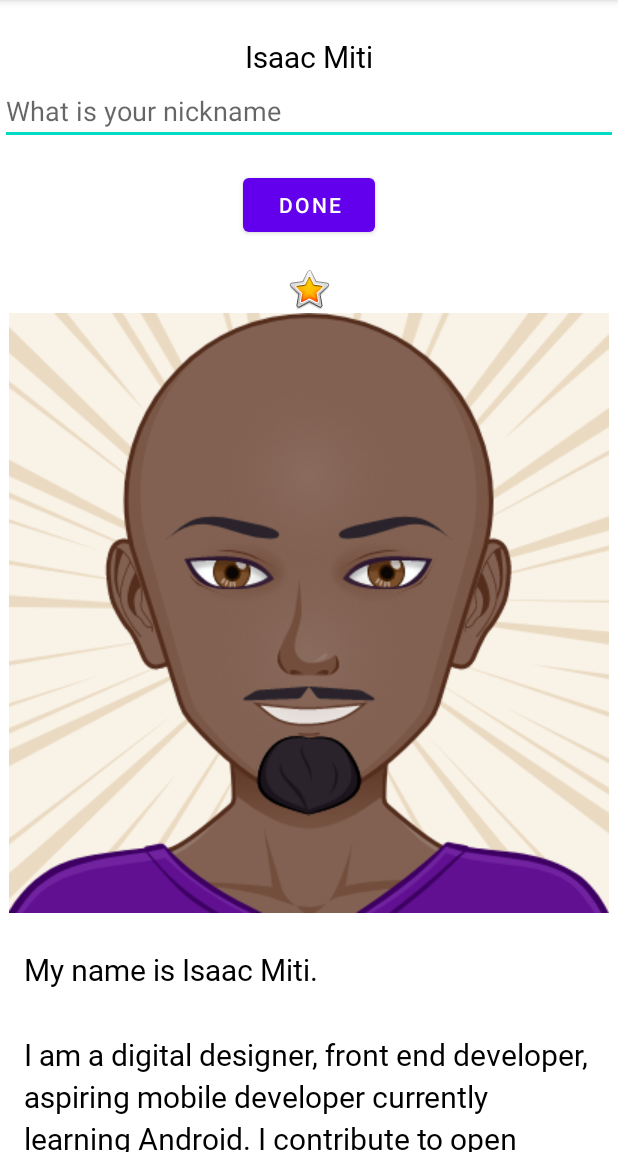
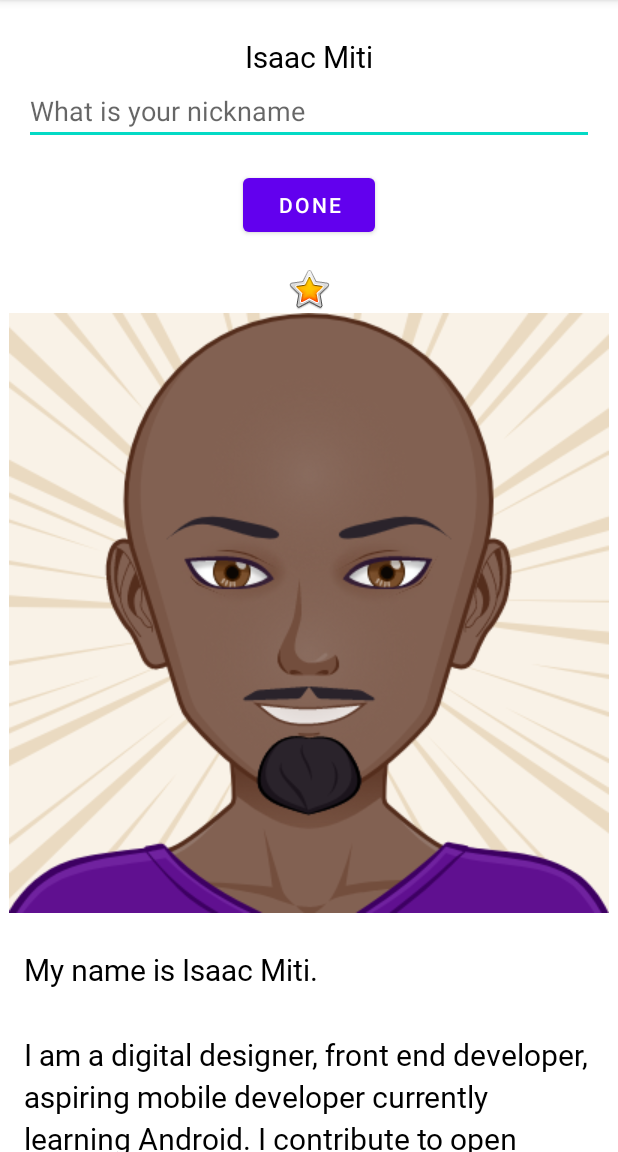
Before and after one commit to ikayz/about-me, an Android app: the screen it shows after launch (MainActivity), on a phone screen of 412 x 824 dp, the part 84-1236 px from its top. Run offline under Robolectric (Android 15) with nearby library versions, the phone set to English and light mode, and no system bars.

Commit message:
Add layout margin to edit text view

```diff
--- a/app/src/main/res/layout/activity_main.xml
+++ b/app/src/main/res/layout/activity_main.xml
@@ -18,6 +18,8 @@
         android:id="@+id/nickname_edit"
         android:layout_width="match_parent"
         android:layout_height="wrap_content"
+        android:layout_marginStart="@dimen/layout_margin"
+        android:layout_marginEnd="@dimen/layout_margin"
         android:ems="10"
         android:hint="What is your nickname"
         android:inputType="textPersonName" />
@@ -36,6 +38,7 @@
         android:layout_width="match_parent"
         android:layout_height="wrap_content"
         android:text="TextView"
+        android:textAlignment="center"
         android:visibility="gone" />
 
     <ImageView
```
